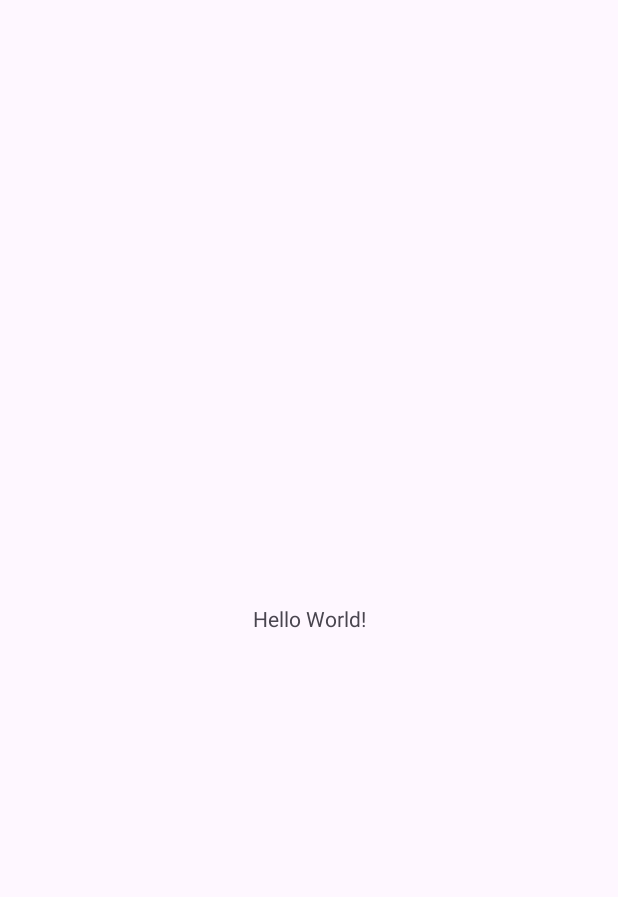
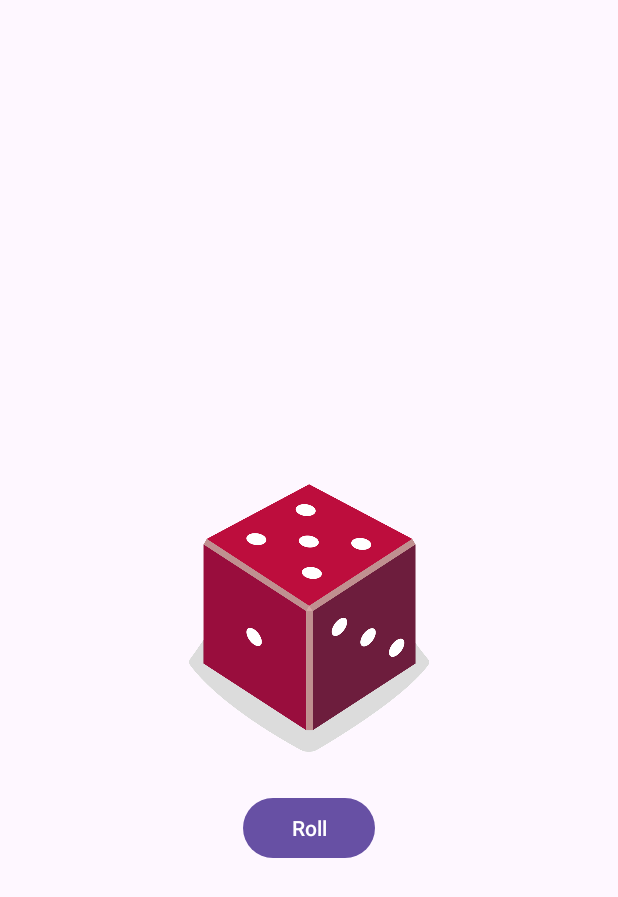
Before and after one commit to hanura13/KotlinBasic, an Android app: the screen it shows after launch (MainActivity), on a phone screen of 412 x 824 dp. Before the commit the part shown is almost empty. Shown: the top 897 px of the screen. Run offline under Robolectric (Android 15) with nearby library versions, the phone set to English and light mode, and no system bars.

Commit message:
add image

```diff
--- a/app/src/main/java/com/sundev/kotlinbasic/MainActivity.kt
+++ b/app/src/main/java/com/sundev/kotlinbasic/MainActivity.kt
@@ -1,11 +1,43 @@
 package com.sundev.kotlinbasic
 
+import android.os.Bundle
+import android.widget.Button
+import android.widget.ImageView
 import androidx.appcompat.app.AppCompatActivity
-import android.os.Bundle
 
 class MainActivity : AppCompatActivity() {
     override fun onCreate(savedInstanceState: Bundle?) {
         super.onCreate(savedInstanceState)
         setContentView(R.layout.activity_main)
+
+        val rollButton: Button = findViewById(R.id.button)
+
+        rollButton.setOnClickListener {
+            rollDice()
+        }
+        rollDice()
+    }
+
+    private fun rollDice() {
+        val dice = Dice(6)
+        val diceRoll = dice.roll()
+
+        val diceImage: ImageView = findViewById(R.id.imageView)
+        val drawableResource = when (diceRoll) {
+            1 -> R.drawable.dice_1
+            2 -> R.drawable.dice_2
+            3 -> R.drawable.dice_3
+            4 -> R.drawable.dice_4
+            5 -> R.drawable.dice_5
+            else -> {R.drawable.dice_6}
+        }
+        diceImage.setImageResource(drawableResource)
+        diceImage.contentDescription = diceRoll.toString()
     }
 }
+
+class Dice(private val numSides: Int){
+    fun roll(): Int{
+        return (1..numSides).random()
+    }
+}
--- a/app/src/main/res/layout/activity_main.xml
+++ b/app/src/main/res/layout/activity_main.xml
@@ -6,13 +6,25 @@
     android:layout_height="match_parent"
     tools:context=".MainActivity">
 
-    <TextView
+    <Button
+        android:id="@+id/button"
         android:layout_width="wrap_content"
         android:layout_height="wrap_content"
-        android:text="Hello World!"
+        android:layout_marginTop="16dp"
+        android:text="@string/btn_roll"
+        android:textSize="14sp"
+        app:layout_constraintEnd_toEndOf="parent"
+        app:layout_constraintStart_toStartOf="parent"
+        app:layout_constraintTop_toBottomOf="@+id/imageView"
+        tools:text="@string/btn_roll" />
+
+    <ImageView
+        android:id="@+id/imageView"
+        android:layout_width="160dp"
+        android:layout_height="200dp"
         app:layout_constraintBottom_toBottomOf="parent"
         app:layout_constraintEnd_toEndOf="parent"
         app:layout_constraintStart_toStartOf="parent"
-        app:layout_constraintTop_toTopOf="parent" />
-
+        app:layout_constraintTop_toTopOf="parent"
+        tools:srcCompat="@drawable/dice_1" />
 </androidx.constraintlayout.widget.ConstraintLayout>
--- a/app/src/main/res/values/strings.xml
+++ b/app/src/main/res/values/strings.xml
@@ -1,3 +1,7 @@
 <resources>
     <string name="app_name">KotlinBasic</string>
+    <string name="textview">TextView</string>
+    <string name="hello_world">Hello World!</string>
+    <string name="btn_roll">Roll</string>
+    <string name="roll_text">1</string>
 </resources>
```
Also changed, not shown: app/src/main/res/drawable/androidparty.png (added), app/src/main/res/drawable/dice_1.png (added), app/src/main/res/drawable/dice_2.png (added), app/src/main/res/drawable/dice_3.png (added), app/src/main/res/drawable/dice_4.png (added), app/src/main/res/drawable/dice_5.png (added), app/src/main/res/drawable/dice_6.png (added).
